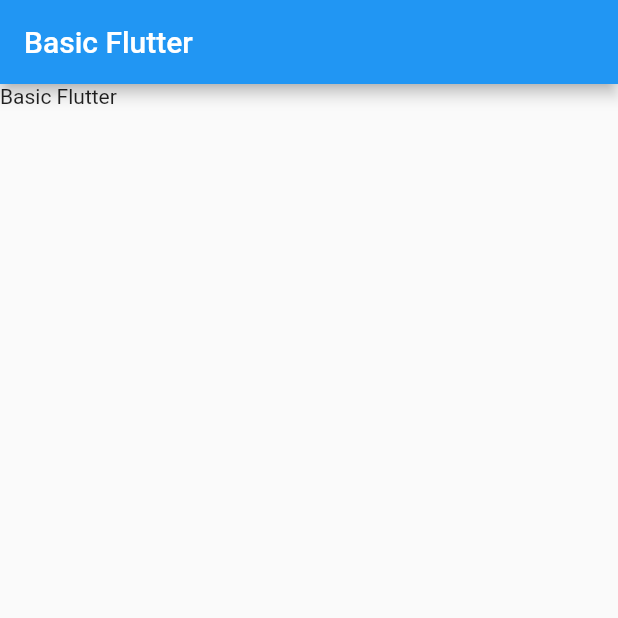
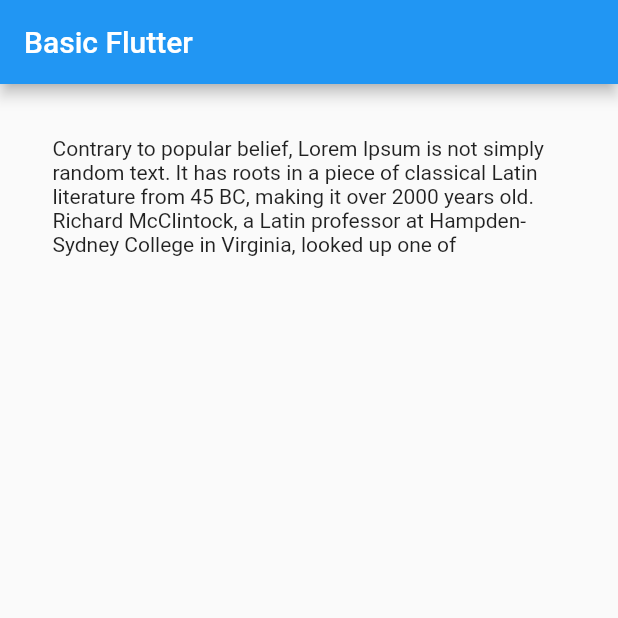
Before and after one commit to SupawadeeMakon/BasicFlutter_13Nov2018, a Flutter app: the screen it shows after launch, on a phone screen of 412 x 824 dp, the top half of it. Run offline on Flutter 3.47's test engine with Material 2 defaults, Android fonts, the phone set to English and light mode, and no system bars.

Commit message:
Padding OK

```diff
--- a/lib/main.dart
+++ b/lib/main.dart
@@ -7,16 +7,24 @@ void main() {
 class MyApp extends StatelessWidget {
 //Explicit
   var titleName = 'Basic Flutter';
+  var messageString =
+      'Contrary to popular belief, Lorem Ipsum is not simply random text. It has roots in a piece of classical Latin literature from 45 BC, making it over 2000 years old. Richard McClintock, a Latin professor at Hampden-Sydney College in Virginia, looked up one of ';
+  var paddingDoule = 35.0;
 
   @override
   Widget build(BuildContext context) {
+    //Widget สร้างจานหนึ่งใบวางบนบนโต๊ะอาหารเพื่อเลื่อนได้สะดวก
+    Widget widgetTextmessage = new Container(
+      padding: new EdgeInsets.all(paddingDoule) ,child: new Text(messageString),//padding: new EdgeInsets.all(value) เว้นจากขอบแยกเป็น 4 ด้าน
+    );
+
     return new MaterialApp(
       title: titleName,
       home: new Scaffold(
         appBar: new AppBar(
           title: new Text(titleName),
         ),
-        body: new Text(titleName),
+        body: widgetTextmessage,
       ),
     );
   }
```
